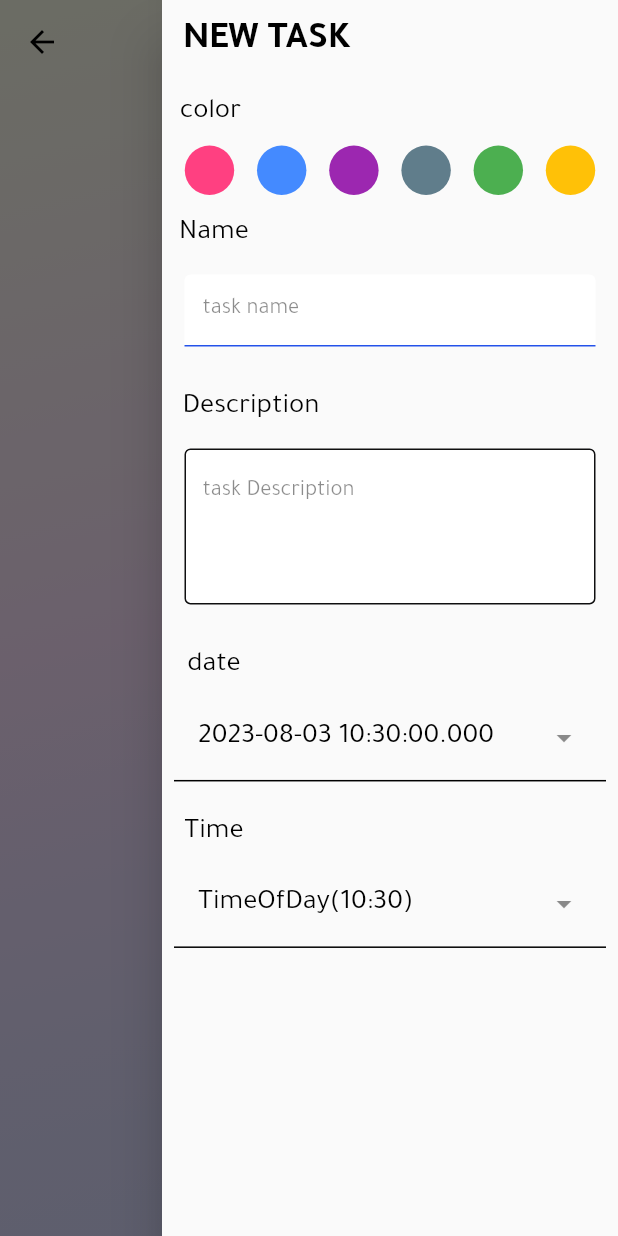
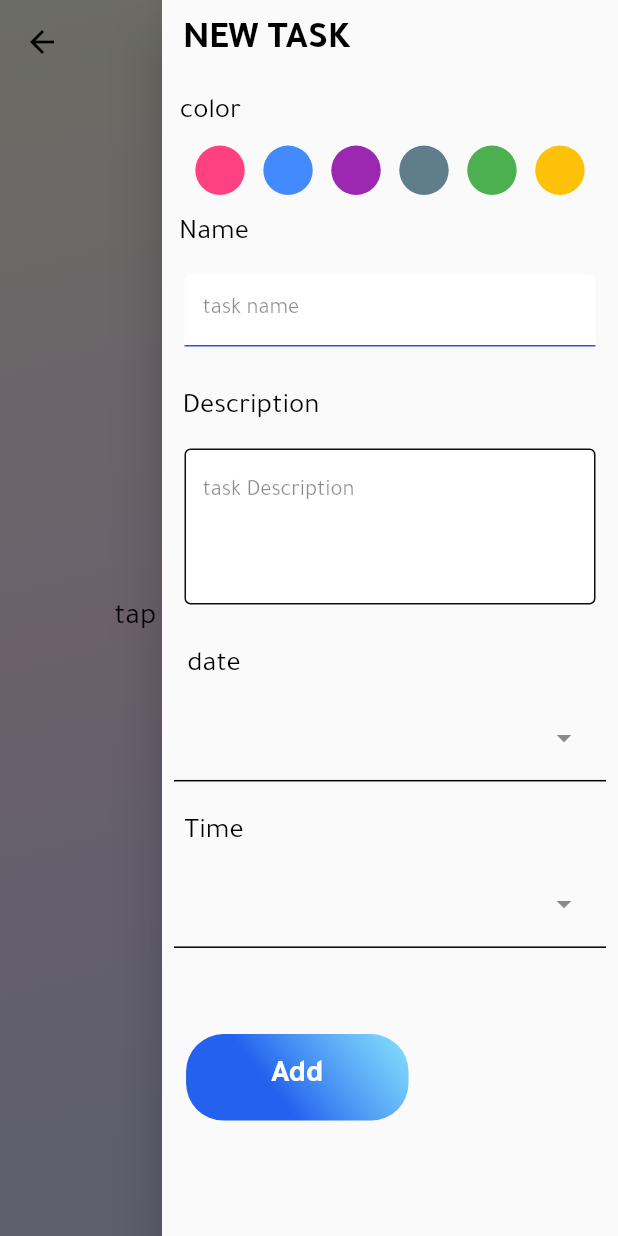
Before and after one commit to dwd330/todo, a Flutter app: the MainScreen screen opened by its route, with the side drawer open, on a phone screen of 412 x 824 dp. Run offline on Flutter 3.47's test engine with Material 2 defaults, Android fonts, the phone set to English and light mode, and no system bars; our stand-ins replace get, get_storage, isar, sizer; accounts and stored records are empty; generated files the repository leaves out were written again.

Commit message:
crud add

```diff
--- a/lib/database/local_DB/collections/todo.dart
+++ b/lib/database/local_DB/collections/todo.dart
@@ -1,4 +1,5 @@
 import 'package:isar/isar.dart';
+import 'package:todo/logic/controllers/app_controller.dart';
 part 'todo.g.dart';
 
 @collection
@@ -6,8 +7,10 @@ class Todo {
   Id id = Isar.autoIncrement;
   String? name;
   String? descripion;
-  String? color;
   String? date;
   String? time;
-  String? stuts;
+  @enumerated
+  StutusType stuts = StutusType.undone;
+  @enumerated
+  ColorPalette color = ColorPalette.cyan;
 }
--- a/lib/logic/controllers/app_controller.dart
+++ b/lib/logic/controllers/app_controller.dart
@@ -1,19 +1,31 @@
 import 'package:flutter/material.dart';
 import 'package:get/get.dart';
+import 'package:intl/intl.dart';
 import '../../database/local_DB/Isar_services.dart';
 import '../../database/local_DB/collections/todo.dart';
 import '../../database/stoarge/getstoarge.dart';
 import '../../models/user_model.dart';
 
-enum DiscountType { percent, cash }
+enum StutusType { done, undone }
+
+enum ColorPalette { pink, cyan, magenta, darkblue, green, yellow }
 
 class Appcontroller extends GetxController {
   var usertoken = ""; //user loggedin
   var userList = <User>[].obs;
   var todoList = <Todo>[].obs;
   var fliterList = <Todo>[].obs;
-  var selecteddate = DateTime.now().obs;
-  var selectedtime = TimeOfDay.now().obs;
+  var selecteddate = "".obs;
+  var selectedtime = "".obs;
+  int colorindex = 0;
+  List<Color> colorslist = [
+    Colors.pinkAccent,
+    Colors.blueAccent,
+    Colors.purple,
+    Colors.blueGrey,
+    Colors.green,
+    Colors.amber,
+  ];
   @override
   void onInit() async {
     super.onInit();
@@ -84,7 +96,7 @@ class Appcontroller extends GetxController {
     );
 
     if (packedate != null) {
-      selecteddate.value = packedate;
+      selecteddate.value = DateFormat("d MMM yyyy ").format(packedate);
     }
   }
 
@@ -98,7 +110,8 @@ class Appcontroller extends GetxController {
     );
 
     if (packedtime != null) {
-      selectedtime.value = packedtime;
+      selectedtime.value =
+          '${packedtime.hour.toString().padLeft(2, '0')}:${packedtime.minute.toString().padLeft(2, '0')}';
     }
   }
 //user management
--- a/lib/view/screens/login/login_screen.dart
+++ b/lib/view/screens/login/login_screen.dart
@@ -20,7 +20,7 @@ class LoginScreen extends StatelessWidget {
             flex: 3,
             child: Padding(
               padding: EdgeInsets.only(top: 11.h, left: 5.w),
-              child: TextInput(
+              child: TextInputWidget(
                   fontSize: 30.sp,
                   fontWeight: FontWeight.bold,
                   text: " Login",
--- a/lib/view/screens/mainScreen/components/list_todos.dart
+++ b/lib/view/screens/mainScreen/components/list_todos.dart
@@ -1,6 +1,7 @@
 import 'package:flutter/material.dart';
 import 'package:get/get.dart';
 import 'package:todo/logic/controllers/app_controller.dart';
+import 'package:todo/view/widgets/text_input.dart';
 
 import '../../../../routes/routes.dart';
 import 'build_todo_card.dart';
@@ -26,10 +27,11 @@ class ListTodos extends StatelessWidget {
               ? Center(
                   child: InkWell(
                     onTap: () => Get.toNamed(Routes.mainscreen),
-                    child: const Icon(
-                      Icons.add,
-                      color: Colors.black,
-                    ),
+                    child: const TextInputWidget(
+                        fontSize: 20,
+                        fontWeight: FontWeight.normal,
+                        text: "tap the + icon to add new Todo",
+                        color: Colors.black),
                   ),
                 )
               : Padding(
--- a/lib/view/screens/mainScreen/main_screen.dart
+++ b/lib/view/screens/mainScreen/main_screen.dart
@@ -3,7 +3,7 @@ import 'package:get/get.dart';
 import 'package:sizer/sizer.dart';
 import '../../../logic/controllers/app_controller.dart';
 import '../../widgets/custom_flitericon.dart';
-import '../../widgets/drawer.dart';
+import '../../widgets/custom_drawer.dart';
 import '../../widgets/floating_action_widget.dart';
 import '../../widgets/text_input.dart';
 import 'components/bottom_sheet_widget.dart';
@@ -41,7 +41,7 @@ class _MainScreenState extends State<MainScreen> {
           ],
           elevation: 0,
           title: Center(
-            child: TextInput(
+            child: TextInputWidget(
                 fontSize: 15.sp,
                 fontWeight: FontWeight.bold,
                 text: " TODO",
--- a/lib/view/widgets/button.dart
+++ b/lib/view/widgets/button.dart
@@ -37,7 +37,7 @@ class AppButton extends StatelessWidget {
         child: ElevatedButton(
           style: style ?? style1,
           onPressed: onPressed,
-          child: TextInput(
+          child: TextInputWidget(
               fontSize: fontsize ?? 8.sp,
               fontWeight: FontWeight.bold,
               text: textvalue,
--- a/lib/view/widgets/drawer.dart
+++ b/lib/view/widgets/custom_drawer.dart
@@ -1,7 +1,9 @@
 import 'package:flutter/material.dart';
 import 'package:get/get.dart';
 import 'package:sizer/sizer.dart';
+import 'package:todo/database/local_DB/collections/todo.dart';
 import 'package:todo/logic/controllers/app_controller.dart';
+import 'package:todo/view/widgets/gradient_button.dart';
 import 'package:todo/view/widgets/text_input.dart';
 
 import 'textfieldwidget.dart';
@@ -29,7 +31,7 @@ class CustomDrawer extends StatelessWidget {
           Container(
             margin: EdgeInsets.only(right: 40.w),
             padding: const EdgeInsets.all(12),
-            child: const TextInput(
+            child: const TextInputWidget(
                 fontSize: 25,
                 fontWeight: FontWeight.bold,
                 text: "NEW TASK",
@@ -38,45 +40,31 @@ class CustomDrawer extends StatelessWidget {
           Container(
             margin: EdgeInsets.only(right: 57.w),
             padding: const EdgeInsets.all(10),
-            child: const TextInput(
+            child: const TextInputWidget(
                 fontSize: 19,
                 fontWeight: FontWeight.w200,
                 text: "color ",
                 color: Colors.black),
           ),
-          Row(
-            mainAxisAlignment: MainAxisAlignment.spaceEvenly,
-            children: [
-              CircleAvatar(
-                maxRadius: 12.sp,
-                backgroundColor: Colors.pinkAccent,
+          Wrap(
+            alignment: WrapAlignment.center,
+            spacing: 3.w,
+            runSpacing: 2.h,
+            direction: Axis.horizontal,
+            children: List.generate(
+              6,
+              (index) => InkWell(
+                onTap: () => controller.colorindex = index,
+                child: CircleAvatar(
+                    maxRadius: 12.sp,
+                    backgroundColor: controller.colorslist[index]),
               ),
-              CircleAvatar(
-                maxRadius: 12.sp,
-                backgroundColor: Colors.blueAccent,
-              ),
-              CircleAvatar(
-                maxRadius: 12.sp,
-                backgroundColor: Colors.purple,
-              ),
-              CircleAvatar(
-                maxRadius: 12.sp,
-                backgroundColor: Colors.blueGrey,
-              ),
-              CircleAvatar(
-                maxRadius: 12.sp,
-                backgroundColor: Colors.green,
-              ),
-              CircleAvatar(
-                maxRadius: 12.sp,
-                backgroundColor: Colors.amber,
-              ),
-            ],
+            ),
           ),
           Container(
             margin: EdgeInsets.only(right: 57.w),
             padding: const EdgeInsets.only(top: 15),
-            child: const TextInput(
+            child: const TextInputWidget(
                 fontSize: 19,
                 fontWeight: FontWeight.w200,
                 text: "Name",
@@ -90,7 +78,7 @@ class CustomDrawer extends StatelessWidget {
           Container(
             margin: EdgeInsets.only(right: 45.w),
             padding: const EdgeInsets.only(top: 15),
-            child: const TextInput(
+            child: const TextInputWidget(
                 fontSize: 19,
                 fontWeight: FontWeight.w200,
                 text: "Description",
@@ -105,7 +93,7 @@ class CustomDrawer extends StatelessWidget {
           Container(
             margin: EdgeInsets.only(right: 57.w),
             padding: const EdgeInsets.only(top: 15),
-            child: const TextInput(
+            child: const TextInputWidget(
                 fontSize: 19,
                 fontWeight: FontWeight.w200,
                 text: "date",
@@ -123,7 +111,7 @@ class CustomDrawer extends StatelessWidget {
               ),
               child: ListTile(
                 trailing: const Icon(Icons.arrow_drop_down),
-                title: Obx(() => TextInput(
+                title: Obx(() => TextInputWidget(
                     fontSize: 19,
                     fontWeight: FontWeight.w200,
                     text: controller.selecteddate.value.toString(),
@@ -134,7 +122,7 @@ class CustomDrawer extends StatelessWidget {
           Container(
             margin: EdgeInsets.only(right: 57.w),
             padding: const EdgeInsets.only(top: 15),
-            child: const TextInput(
+            child: const TextInputWidget(
                 fontSize: 19,
                 fontWeight: FontWeight.w200,
                 text: "Time",
@@ -152,7 +140,7 @@ class CustomDrawer extends StatelessWidget {
               ),
               child: ListTile(
                 trailing: const Icon(Icons.arrow_drop_down),
-                title: Obx(() => TextInput(
+                title: Obx(() => TextInputWidget(
                     fontSize: 19,
                     fontWeight: FontWeight.w200,
                     text: controller.selectedtime.value.toString(),
@@ -160,6 +148,30 @@ class CustomDrawer extends StatelessWidget {
               ),
             ),
           ),
+          Container(
+            margin: EdgeInsets.only(right: 30.w),
+            padding: EdgeInsets.only(top: 6.h),
+            child: Gradientbutton(
+              width: 36.w,
+              height: 7.h,
+              fontsize: 15.sp,
+              onPressed: () {
+                final todo = Todo()
+                  ..name = controller.nametextcontroller.text
+                  ..descripion = controller.discrepitiontextcontroller.text
+                  ..color = ColorPalette.values[controller.colorindex]
+                  ..date = controller.selecteddate.value
+                  ..time = controller.selectedtime.value
+                  ..stuts = StutusType.undone;
+                controller.addTodo(todo);
+
+                controller.nametextcontroller.clear();
+                controller.discrepitiontextcontroller.clear();
+                Get.back();
+              },
+              textvalue: "Add",
+            ),
+          )
         ],
       );
 }
--- /dev/null
+++ b/lib/view/widgets/gradient_button.dart
@@ -0,0 +1,53 @@
+import 'package:flutter/material.dart';
+import 'package:get/get.dart';
+import 'package:sizer/sizer.dart';
+import 'package:todo/logic/controllers/app_controller.dart';
+
+import 'text_input.dart';
+
+class Gradientbutton extends StatelessWidget {
+  Gradientbutton({
+    super.key,
+    required this.onPressed,
+    required this.textvalue,
+    this.width,
+    this.height,
+    this.fontsize,
+  });
+
+  final Function() onPressed;
+  final String textvalue;
+  final double? width;
+  final double? height;
+  final double? fontsize;
+  final controller = Get.find<Appcontroller>();
+
+  @override
+  Widget build(BuildContext context) {
+    return InkWell(
+      onTap: onPressed,
+      child: Container(
+        height: height ?? 9.h,
+        width: width ?? 20.w,
+        decoration: const BoxDecoration(
+            shape: BoxShape.rectangle,
+            borderRadius: BorderRadius.all(Radius.circular(25)),
+            gradient: LinearGradient(
+              begin: Alignment.topRight,
+              end: Alignment.bottomCenter,
+              colors: [
+                Color.fromARGB(157, 61, 205, 253),
+                Color.fromARGB(224, 7, 76, 237),
+              ],
+            )),
+        child: Center(
+          child: TextInputWidget(
+              fontSize: fontsize ?? 8.sp,
+              fontWeight: FontWeight.bold,
+              text: textvalue,
+              color: Colors.white),
+        ),
+      ),
+    );
+  }
+}
--- a/lib/view/widgets/text_input.dart
+++ b/lib/view/widgets/text_input.dart
@@ -1,12 +1,12 @@
 import 'package:flutter/material.dart';
 
-class TextInput extends StatelessWidget {
+class TextInputWidget extends StatelessWidget {
   final String text;
   final Color color;
   final double fontSize;
   final FontWeight fontWeight;
 
-  const TextInput({
+  const TextInputWidget({
     required this.fontSize,
     required this.fontWeight,
     required this.text,
```
Also changed, not shown: lib/view/screens/login/login_form.dart (+10 -32 lines), lib/view/screens/mainScreen/components/bottom_sheet_widget.dart (+33 -10 lines), lib/view/screens/mainScreen/components/build_todo_card.dart (+5 -10 lines), lib/database/local_DB/collections/todo.g.dart.
